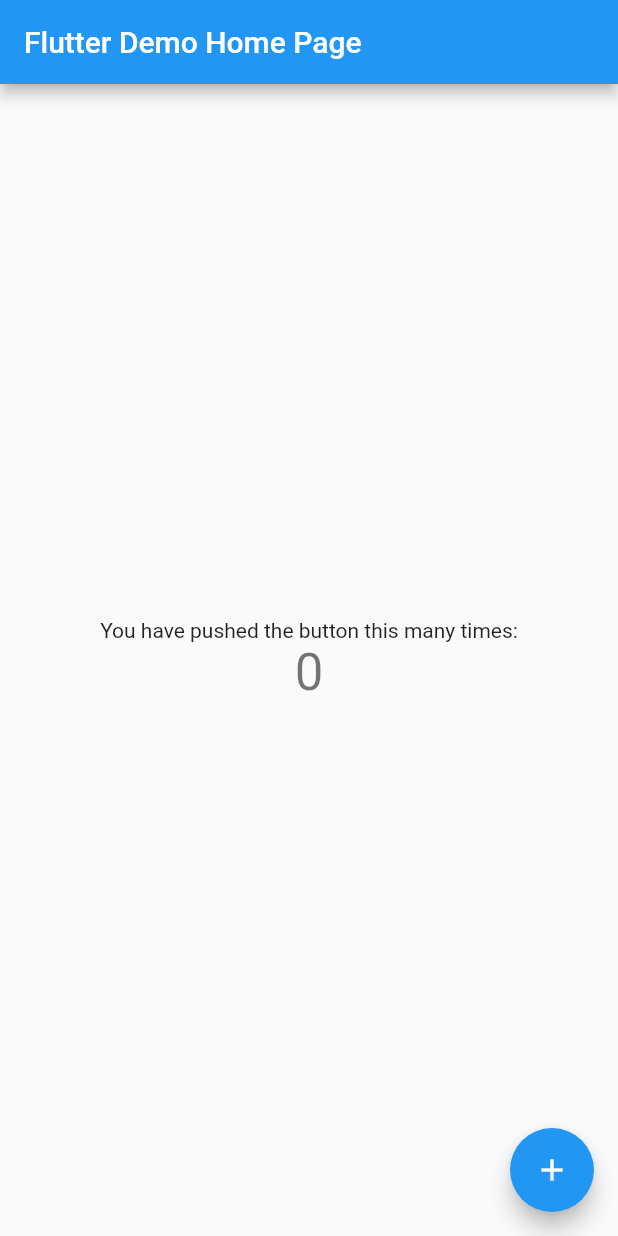
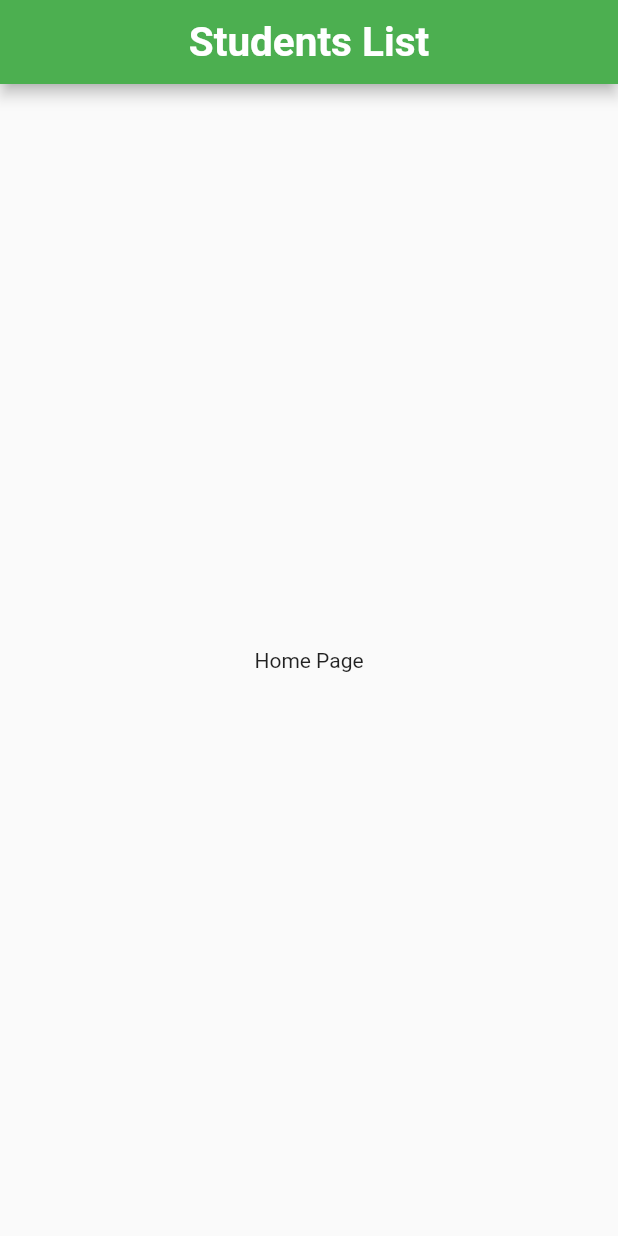
Before and after one commit to martin-ngigi/flutter_crud_rest, a Flutter app: the screen it shows after launch, on a phone screen of 412 x 824 dp. Run offline on Flutter 3.47's test engine with Material 2 defaults, Android fonts, the phone set to English and light mode, and no system bars.

Commit message:
Added Home Page

```diff
--- a/lib/main.dart
+++ b/lib/main.dart
@@ -1,4 +1,5 @@
 import 'package:flutter/material.dart';
+import 'package:flutter_crud_rest/screens/Home.dart';
 
 void main() {
   runApp(const MyApp());
@@ -11,105 +12,16 @@
   @override
   Widget build(BuildContext context) {
     return MaterialApp(
-      title: 'Flutter Demo',
+      showSemanticsDebugger: false,
+      title: 'Flutter REST CRUD consuming',
+      initialRoute: '/',
+      routes: {
+        '/': (context) => Home(),
+      },
       theme: ThemeData(
-        // This is the theme of your application.
-        //
-        // Try running your application with "flutter run". You'll see the
-        // application has a blue toolbar. Then, without quitting the app, try
-        // changing the primarySwatch below to Colors.green and then invoke
-        // "hot reload" (press "r" in the console where you ran "flutter run",
-        // or simply save your changes to "hot reload" in a Flutter IDE).
-        // Notice that the counter didn't reset back to zero; the application
-        // is not restarted.
         primarySwatch: Colors.blue,
       ),
-      home: const MyHomePage(title: 'Flutter Demo Home Page'),
+      //home: Home(),
     );
   }
 }
-
-class MyHomePage extends StatefulWidget {
-  const MyHomePage({super.key, required this.title});
-
-  // This widget is the home page of your application. It is stateful, meaning
-  // that it has a State object (defined below) that contains fields that affect
-  // how it looks.
-
-  // This class is the configuration for the state. It holds the values (in this
-  // case the title) provided by the parent (in this case the App widget) and
-  // used by the build method of the State. Fields in a Widget subclass are
-  // always marked "final".
-
-  final String title;
-
-  @override
-  State<MyHomePage> createState() => _MyHomePageState();
-}
-
-class _MyHomePageState extends State<MyHomePage> {
-  int _counter = 0;
-
-  void _incrementCounter() {
-    setState(() {
-      // This call to setState tells the Flutter framework that something has
-      // changed in this State, which causes it to rerun the build method below
-      // so that the display can reflect the updated values. If we changed
-      // _counter without calling setState(), then the build method would not be
-      // called again, and so nothing would appear to happen.
-      _counter++;
-    });
-  }
-
-  @override
-  Widget build(BuildContext context) {
-    // This method is rerun every time setState is called, for instance as done
-    // by the _incrementCounter method above.
-    //
-    // The Flutter framework has been optimized to make rerunning build methods
-    // fast, so that you can just rebuild anything that needs updating rather
-    // than having to individually change instances of widgets.
-    return Scaffold(
-      appBar: AppBar(
-        // Here we take the value from the MyHomePage object that was created by
-        // the App.build method, and use it to set our appbar title.
-        title: Text(widget.title),
-      ),
-      body: Center(
-        // Center is a layout widget. It takes a single child and positions it
-        // in the middle of the parent.
-        child: Column(
-          // Column is also a layout widget. It takes a list of children and
-          // arranges them vertically. By default, it sizes itself to fit its
-          // children horizontally, and tries to be as tall as its parent.
-          //
-          // Invoke "debug painting" (press "p" in the console, choose the
-          // "Toggle Debug Paint" action from the Flutter Inspector in Android
-          // Studio, or the "Toggle Debug Paint" command in Visual Studio Code)
-          // to see the wireframe for each widget.
-          //
-          // Column has various properties to control how it sizes itself and
-          // how it positions its children. Here we use mainAxisAlignment to
-          // center the children vertically; the main axis here is the vertical
-          // axis because Columns are vertical (the cross axis would be
-          // horizontal).
-          mainAxisAlignment: MainAxisAlignment.center,
-          children: <Widget>[
-            const Text(
-              'You have pushed the button this many times:',
-            ),
-            Text(
-              '$_counter',
-              style: Theme.of(context).textTheme.headline4,
-            ),
-          ],
-        ),
-      ),
-      floatingActionButton: FloatingActionButton(
-        onPressed: _incrementCounter,
-        tooltip: 'Increment',
-        child: const Icon(Icons.add),
-      ), // This trailing comma makes auto-formatting nicer for build methods.
-    );
-  }
-}
--- /dev/null
+++ b/lib/screens/Home.dart
@@ -0,0 +1,32 @@
+//stful
+import 'package:flutter/cupertino.dart';
+import 'package:flutter/material.dart';
+
+class Home extends StatefulWidget {
+  const Home({Key? key}) : super(key: key);
+
+  @override
+  State<Home> createState() => _HomeState();
+}
+
+class _HomeState extends State<Home> {
+  @override
+  Widget build(BuildContext context) {
+    return Scaffold(
+      appBar: AppBar(
+        title: Text("Students List",
+          style: TextStyle(
+            color: Colors.white,
+            fontWeight: FontWeight.bold,
+            fontSize: 27
+          ),
+        ),
+        centerTitle: true,
+        backgroundColor: Colors.green,
+      ),
+      body: Center(
+        child: Text("Home Page")
+      ),
+    );
+  }
+}
--- /dev/null
+++ b/lib/values/constants.dart
@@ -0,0 +1,3 @@
+class Constants{
+  static String MY_URL = "";
+}
```
Also changed, not shown: lib/models/student.dart (added, +28 -0 lines), 1 other file.
